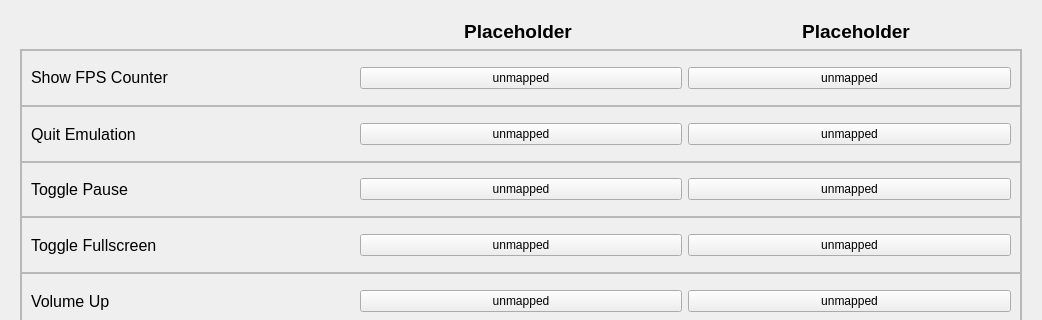
This is src/qt_gui/hotkeys.ui in shadps4-emu/shadps4-qtlauncher as Qt 5 draws it before an edit; both pictures show x 0 to 1042 and y 0 to 320 of the 1042 by 818 pixel window. The edited form follows.
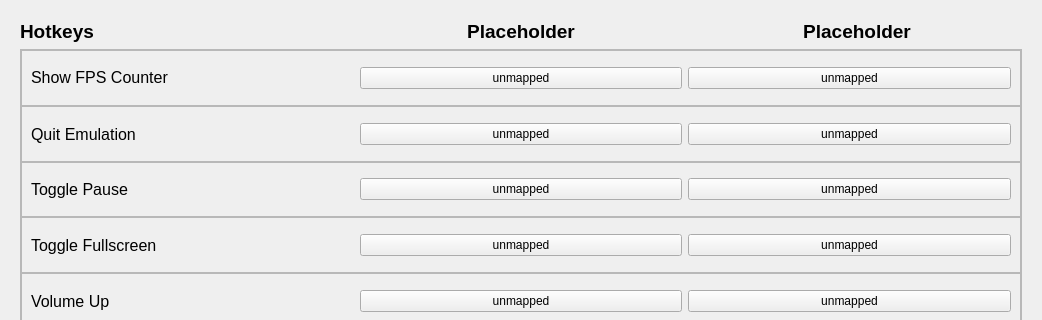
This is the edited form. Custom widgets are drawn as their Qt base class.

Commit message: proper element names

```diff
--- a/src/qt_gui/hotkeys.ui
+++ b/src/qt_gui/hotkeys.ui
@@ -25,17 +25,23 @@
       <item>
        <layout class="QHBoxLayout" name="LabelsLayout">
         <item>
-         <spacer name="horizontalSpacer_4">
-          <property name="orientation">
-           <enum>Qt::Orientation::Horizontal</enum>
+         <widget class="QLabel" name="hotkeysLabel">
+          <property name="sizePolicy">
+           <sizepolicy hsizetype="Expanding" vsizetype="Preferred">
+            <horstretch>0</horstretch>
+            <verstretch>0</verstretch>
+           </sizepolicy>
           </property>
-          <property name="sizeHint" stdset="0">
-           <size>
-            <width>40</width>
-            <height>20</height>
-           </size>
+          <property name="font">
+           <font>
+            <pointsize>14</pointsize>
+            <bold>true</bold>
+           </font>
           </property>
-         </spacer>
+          <property name="text">
+           <string>Hotkeys</string>
+          </property>
+         </widget>
         </item>
         <item>
          <widget class="QLabel" name="controllerLabel">
```
Left out of the diff: 52 changed lines with no effect on the pictures.
